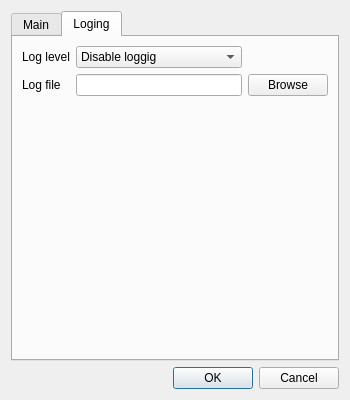
First picture: the form in Editor/main_window/appsettings.ui, repository WohlSoft/Moondust-Project, before the edit.
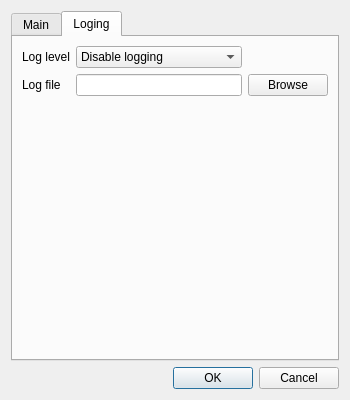
Second picture: the form after the edit. The open tabs and pages were chosen to show the change. Icons and pictures are not drawn.

What changed in the file:
```diff
--- a/Editor/main_window/appsettings.ui
+++ b/Editor/main_window/appsettings.ui
@@ -138,7 +138,7 @@
         <widget class="QComboBox" name="logLevel">
          <item>
           <property name="text">
-           <string>Disable loggig</string>
+           <string>Disable logging</string>
           </property>
          </item>
          <item>
```
